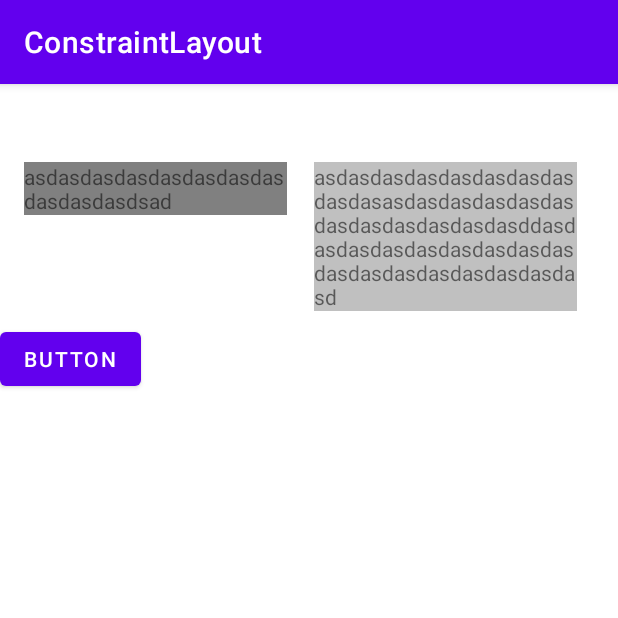
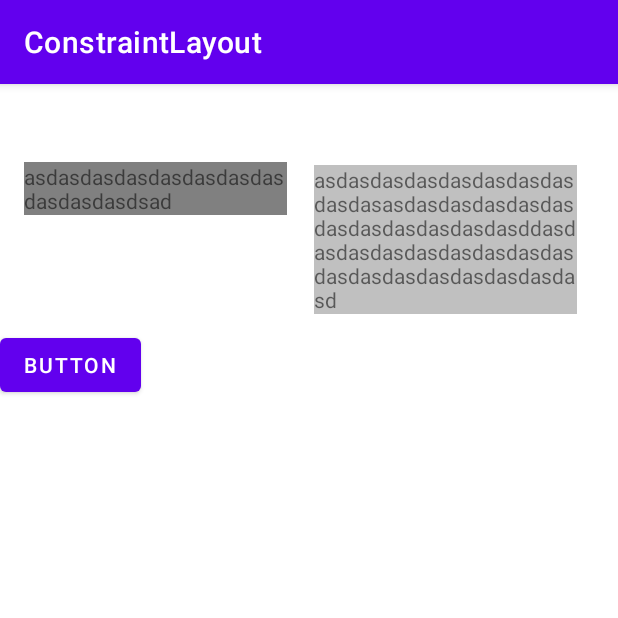
Before and after one commit to jaumesala5/ConstraintLayout, an Android app: the screen it shows after launch (MainActivity), on a phone screen of 412 x 824 dp, the top half of it. Run offline under Robolectric (Android 15) with nearby library versions, the phone set to English and light mode, and no system bars.

Commit message:
Exercici1

```diff
--- a/app/src/main/res/layout/activity_main.xml
+++ b/app/src/main/res/layout/activity_main.xml
@@ -45,10 +45,10 @@
         android:id="@+id/button"
         android:layout_width="wrap_content"
         android:layout_height="wrap_content"
-        android:layout_marginTop="8dp"
+        android:layout_marginTop="10dp"
         android:text="Button"
         app:layout_constraintTop_toBottomOf="@+id/barrier"
-        tools:layout_editor_absoluteX="158dp" />
+        tools:layout_editor_absoluteX="150dp" />
 
 
 </androidx.constraintlayout.widget.ConstraintLayout>
```
